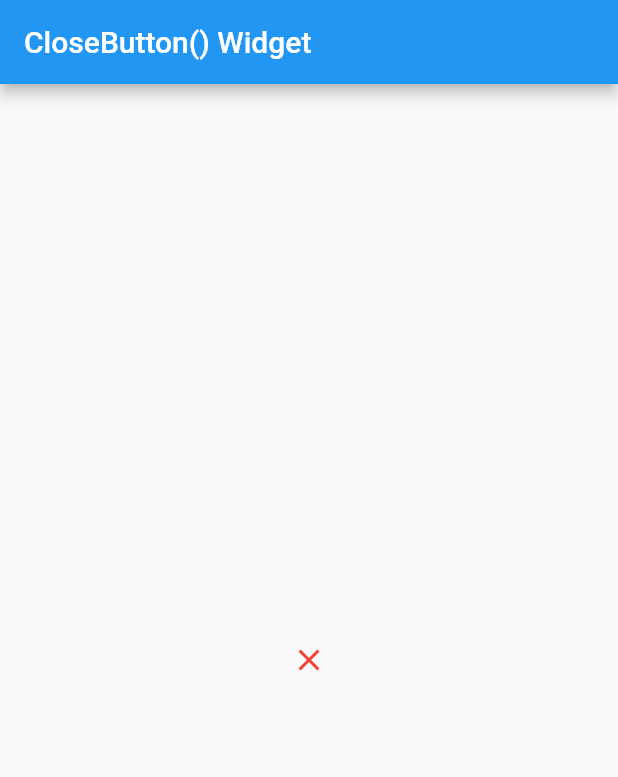
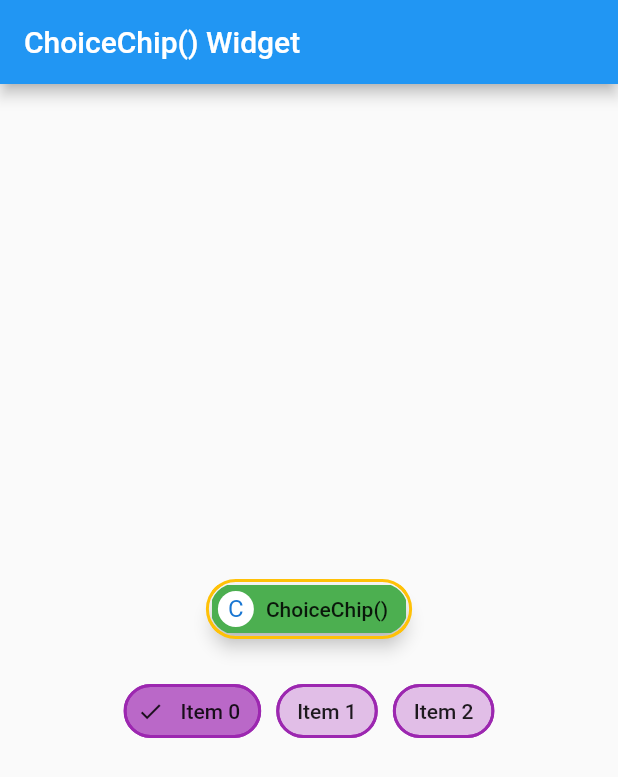
Before and after one commit to partho-debnath/flutter, a Flutter app: the screen it shows after launch, on a phone screen of 412 x 824 dp. Shown: the top 777 px of the screen. Run offline on Flutter 3.47's test engine with Material 2 defaults, Android fonts, the phone set to English and light mode, and no system bars.

Commit message:
add ChoiceChip() widget

```diff
--- a/lib/screens/home_screen.dart
+++ b/lib/screens/home_screen.dart
@@ -1,6 +1,6 @@
 import 'package:flutter/material.dart';
 
-import '../widgets/closebutton_widget.dart';
+import '../widgets/choicechip_widget.dart';
 
 class HomeScreen extends StatelessWidget {
   const HomeScreen({Key? key}) : super(key: key);
@@ -9,9 +9,9 @@ class HomeScreen extends StatelessWidget {
   Widget build(BuildContext context) {
     return Scaffold(
       appBar: AppBar(
-        title: const Text('CloseButton() Widget'),
+        title: const Text('ChoiceChip() Widget'),
       ),
-      body: const MyCloseButton(),
+      body: const MyChoiceChip(),
     );
   }
 }
--- /dev/null
+++ b/lib/widgets/choicechip_widget.dart
@@ -0,0 +1,71 @@
+import 'package:flutter/material.dart';
+
+class MyChoiceChip extends StatefulWidget {
+  const MyChoiceChip({super.key});
+
+  @override
+  State<MyChoiceChip> createState() => _MyChoiceChipState();
+}
+
+class _MyChoiceChipState extends State<MyChoiceChip> {
+  bool isSelected = false;
+  int? selectedIndex = 0;
+
+  @override
+  Widget build(BuildContext context) {
+    return Center(
+      child: Column(
+        mainAxisAlignment: MainAxisAlignment.center,
+        children: <Widget>[
+          ChoiceChip(
+            elevation: 5,
+            backgroundColor: Colors.green,
+            selectedColor: Colors.purple,
+            avatar: const CircleAvatar(
+              backgroundColor: Colors.white,
+              child: Text('C'),
+            ),
+            side: const BorderSide(
+              color: Colors.amber,
+              width: 2,
+              strokeAlign: 3,
+            ),
+            label: const Text('ChoiceChip()'),
+            selected: isSelected,
+            onSelected: (value) {
+              setState(() {
+                isSelected = value;
+              });
+            },
+          ),
+          const SizedBox(height: 20),
+          Wrap(
+            spacing: 10.0,
+            children: <Widget>[
+              ...List.generate(3, (index) {
+                return ChoiceChip(
+                  avatar:
+                      selectedIndex == index ? const Icon(Icons.done) : null,
+                  label: Text('Item $index'),
+                  selected: index == selectedIndex,
+                  backgroundColor: Colors.purple.shade100,
+                  selectedColor: Colors.purple.shade300,
+                  side: const BorderSide(
+                    color: Colors.purple,
+                    width: 2,
+                    // strokeAlign: 3,
+                  ),
+                  onSelected: (value) {
+                    setState(() {
+                      selectedIndex = value ? index : null;
+                    });
+                  },
+                );
+              }).toList(),
+            ],
+          ),
+        ],
+      ),
+    );
+  }
+}
```
Also changed, not shown: 1 other file.
